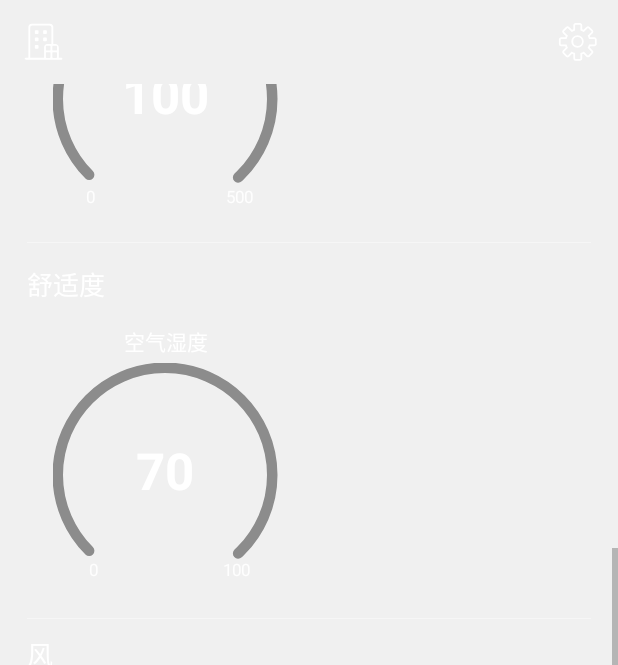
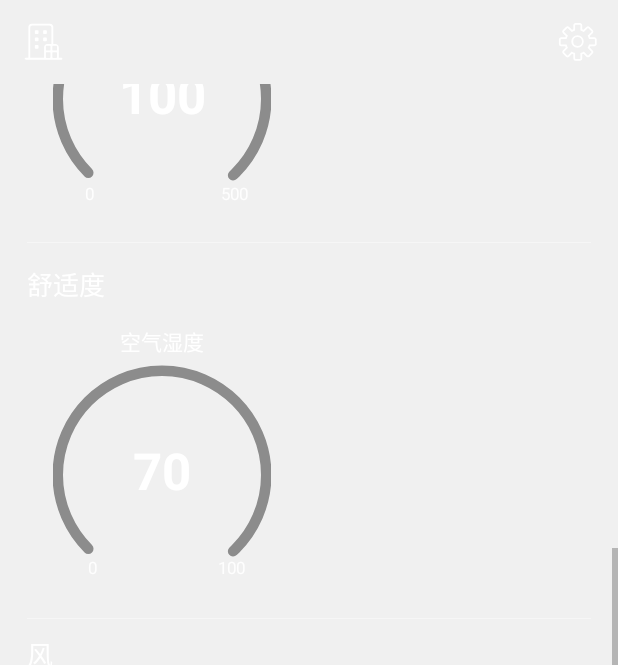
Before and after one commit to YogeLike/OneWeather, an Android app: the WeatherActivity screen opened directly, with no data from a screen before it, scrolled down 537 dp, on a phone screen of 412 x 824 dp. Shown: the top 665 px of the screen. Run offline under Robolectric (Android 15) with nearby library versions, the phone set to English and light mode, and no system bars; libraries missing offline, so code that uses them is left out: org.litepal; pictures from the network do not load; 5 statements that could not run were skipped.

```diff
--- a/app/build.gradle
+++ b/app/build.gradle
@@ -33,6 +33,6 @@ dependencies {
     compile 'com.android.support:cardview-v7:25.3.1'
     compile 'com.github.bumptech.glide:glide:4.0.0-RC1'
     compile 'com.android.support.constraint:constraint-layout:1.0.2'
-    compile 'com.android.support:support-v4:25.3.1'
+
     testCompile 'junit:junit:4.12'
 }
--- a/app/src/main/AndroidManifest.xml
+++ b/app/src/main/AndroidManifest.xml
@@ -29,7 +29,6 @@
         android:allowBackup="true"
         android:icon="@mipmap/ic_launcher"
         android:label="@string/app_name"
-        android:roundIcon="@mipmap/ic_launcher_round"
         android:supportsRtl="true"
         android:theme="@style/AppTheme">
         <activity
--- a/app/src/main/java/com/yoga/oneweather/ui/SettingFragment.java
+++ b/app/src/main/java/com/yoga/oneweather/ui/SettingFragment.java
@@ -14,6 +14,8 @@ import com.yoga.oneweather.util.LogUtil;
  */
 
 public class SettingFragment extends PreferenceFragment implements SharedPreferences.OnSharedPreferenceChangeListener{
+
+
     @Override
     public void onCreate(@Nullable Bundle savedInstanceState) {
         super.onCreate(savedInstanceState);
--- a/app/src/main/res/layout/aqi.xml
+++ b/app/src/main/res/layout/aqi.xml
@@ -39,7 +39,7 @@
 
             <com.yoga.oneweather.customview.CircleProgress
                 android:id="@+id/aqi_circle"
-                android:layout_width="wrap_content"
+                android:layout_width="145dp"
                 android:layout_height="wrap_content"
                 android:layout_alignParentLeft="true"
 
--- a/app/src/main/res/layout/comfort.xml
+++ b/app/src/main/res/layout/comfort.xml
@@ -38,7 +38,7 @@
 
             <com.yoga.oneweather.customview.CircleProgress
                 android:id="@+id/comf_circle"
-                android:layout_width="wrap_content"
+                android:layout_width="145dp"
                 android:layout_height="wrap_content"
                 android:layout_alignParentLeft="true"
                 android:layout_centerHorizontal="true"
--- a/app/src/main/res/layout/wind.xml
+++ b/app/src/main/res/layout/wind.xml
@@ -49,7 +49,7 @@
             android:layout_height="match_parent"
             android:orientation="vertical"
             android:layout_marginTop="@dimen/common_dimen_big"
-            android:layout_marginLeft="@dimen/common_dimen_big">
+            android:layout_marginLeft="@dimen/common_dimen_mid">
 
             <TextView
                 android:id="@+id/wind_dir"
--- a/app/src/main/res/values/strings.xml
+++ b/app/src/main/res/values/strings.xml
@@ -1,5 +1,5 @@
 <resources>
-    <string name="app_name">OneWeather</string>
+    <string name="app_name">一个天气</string>
     <string name="select_city">选择城市</string>
     <string name="hot_city">热门城市</string>
     <string name="located_city">定位城市</string>
--- a/gradle.properties
+++ b/gradle.properties
@@ -9,6 +9,7 @@
 
 # Specifies the JVM arguments used for the daemon process.
 # The setting is particularly useful for tweaking memory settings.
+
 org.gradle.jvmargs=-Xmx1536m
 
 # When configured, Gradle will run in incubating parallel mode.
```
Also changed, not shown: app/src/main/res/mipmap-hdpi/ic_launcher.png, app/src/main/res/mipmap-hdpi/ic_launcher_round.png (deleted), app/src/main/res/mipmap-mdpi/ic_launcher.png, app/src/main/res/mipmap-mdpi/ic_launcher_round.png (deleted), app/src/main/res/mipmap-xhdpi/ic_launcher.png, app/src/main/res/mipmap-xhdpi/ic_launcher_round.png (deleted), app/src/main/res/mipmap-xxhdpi/ic_launcher.png, app/src/main/res/mipmap-xxhdpi/ic_launcher_round.png (deleted), app/src/main/res/mipmap-xxxhdpi/ic_launcher.png, app/src/main/res/mipmap-xxxhdpi/ic_launcher_round.png (deleted), 1 other file.
